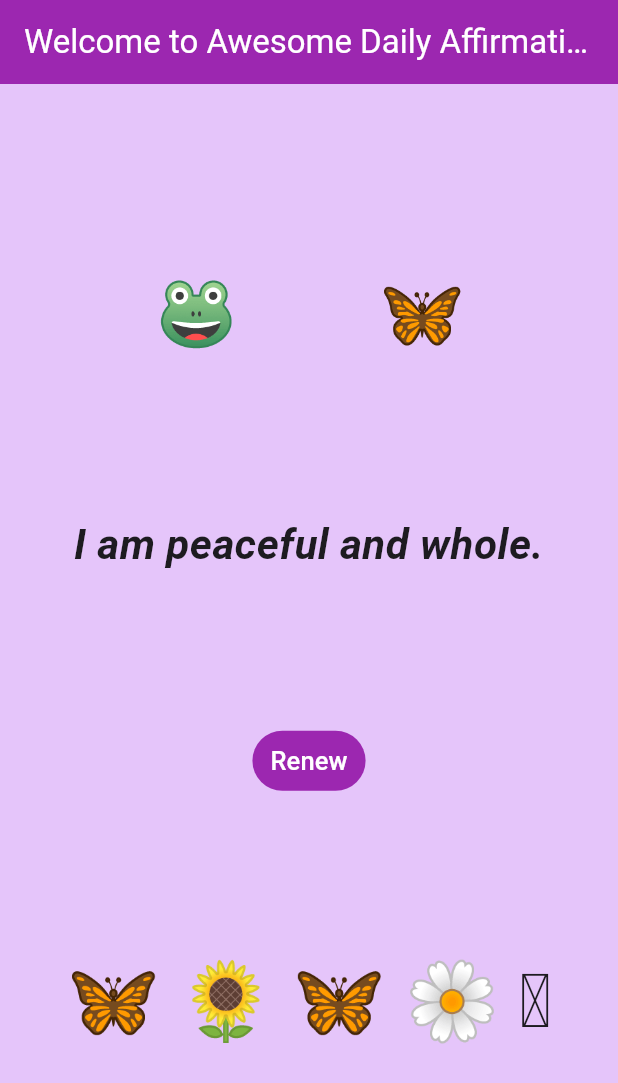
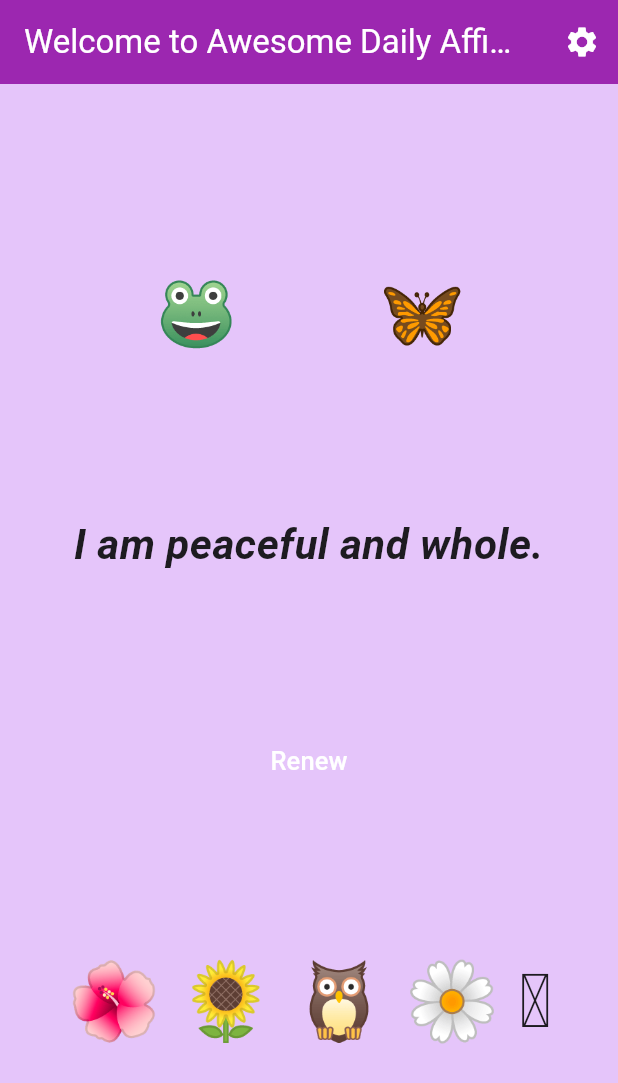
Before and after one commit to drayze/affirmation_app, a Flutter app: the screen it shows after launch, on a phone screen of 412 x 824 dp. Shown: the top 1083 px of the screen. Run offline on Flutter 3.47's test engine with Material 3 defaults, Android fonts, the phone set to English and light mode, and no system bars.

Commit message:
feat: Implement theme settings and dynamic UI updates
This commit introduces a settings feature that allows users to change the application's theme.

**Key changes:**

*   **`main.dart`:**
    *   Converted the root `Affirmations` widget from a `StatelessWidget` to a `StatefulWidget` to manage the application's theme state.
    *   The `CheckIn` widget now receives the current theme settings and a function to update them.

*   **`lib/Screens/check_in.dart`:**
    *   Added a settings icon to the `AppBar` which opens a dialog.
    *   The dialog presents a list of preset themes (`Loved`, `Darkness`, `Kindness`, `Inspired`).
    *   The `AppBar` color, background color, and decorative emoji rows now update dynamically based on the selected `Settings` preset.
    *   Hardcoded colors and emojis have been replaced with properties from the `currentSettings` object.

```diff
--- a/lib/Screens/check_in.dart
+++ b/lib/Screens/check_in.dart
@@ -1,11 +1,19 @@
 import 'package:flutter/material.dart';
 import 'package:second_try/gears/affirmationProvider.dart';
+import 'package:second_try/brain/settings.dart';
 
 AffirmationProvider affirmationProvider =
     AffirmationProvider.withDefaultAffirmations();
 
 class CheckIn extends StatefulWidget {
-  const CheckIn({super.key});
+  final Settings currentSettings;
+  final void Function(Settings) updateSettings;
+
+  const CheckIn({
+    super.key,
+    required this.currentSettings,
+    required this.updateSettings,
+  });
 
   @override
   CheckInState createState() => CheckInState();
@@ -28,15 +36,67 @@ class CheckInState extends State<CheckIn> {
     });
   }
 
+  void _updateSettings(Settings newSettings) {
+    showDialog(
+      context: context,
+      builder: (BuildContext context) {
+        return AlertDialog(
+          title: Text('Change Settings'),
+          content: Column(
+            mainAxisAlignment: MainAxisAlignment.center,
+            children: [
+              ListTile(
+                title: Text('Loved'),
+                onTap: () {
+                  widget.updateSettings(Settings.loved);
+                  Navigator.pop(context);
+                },
+              ),
+              ListTile(
+                title: Text('Darkness'),
+                onTap: () {
+                  widget.updateSettings(Settings.darkness);
+                  Navigator.pop(context);
+                },
+              ),
+              ListTile(
+                title: Text('Kindness'),
+                onTap: () {
+                  widget.updateSettings(Settings.kindness);
+                  Navigator.pop(context);
+                },
+              ),
+              ListTile(
+                title: Text('Inspired'),
+                onTap: () {
+                  widget.updateSettings(Settings.inspired);
+                  Navigator.pop(context);
+                },
+              ),
+            ],
+          ),
+        );
+      },
+    );
+  }
+
   @override
   Widget build(BuildContext context) {
     return Scaffold(
-      backgroundColor: Color.fromRGBO(229, 197, 250, 1.0),
+      backgroundColor: widget.currentSettings.backgroundColor,
       appBar: AppBar(
         foregroundColor: Colors.white,
         centerTitle: true,
         title: const Text('Welcome to Awesome Daily Affirmations'),
-        backgroundColor: Colors.purple,
+        backgroundColor: widget.currentSettings.appBarColor,
+        actions: [
+          IconButton(
+            icon: const Icon(Icons.settings),
+            onPressed: () {
+              _updateSettings(widget.currentSettings);
+            },
+          ),
+        ],
       ),
       body: Center(
         child: Padding(
@@ -45,7 +105,10 @@ class CheckInState extends State<CheckIn> {
             mainAxisAlignment: MainAxisAlignment.spaceEvenly,
             crossAxisAlignment: CrossAxisAlignment.center,
             children: [
-              const Text(style: TextStyle(fontSize: 46.0), '🐸        🦋'),
+              Text(
+                widget.currentSettings.topRow,
+                style: const TextStyle(fontSize: 46.0),
+              ),
               Text(
                 currentAffirmation,
                 textAlign: TextAlign.center,
@@ -59,12 +122,15 @@ class CheckInState extends State<CheckIn> {
               TextButton(
                 onPressed: _updateAffirmation,
                 style: TextButton.styleFrom(
-                  backgroundColor: Colors.purple,
+                  backgroundColor: widget.currentSettings.backgroundColor,
                   foregroundColor: Colors.white,
                 ),
                 child: Text("Renew", style: TextStyle(fontSize: 17.0)),
               ),
-              const Text(style: TextStyle(fontSize: 50.0), '🦋 🌻 🦋 🌼 🪻'),
+              Text(
+                widget.currentSettings.bottomRow,
+                style: const TextStyle(fontSize: 50.0),
+              ),
             ],
           ),
         ),
--- a/lib/main.dart
+++ b/lib/main.dart
@@ -1,19 +1,37 @@
 import 'package:flutter/material.dart';
 import 'package:second_try/Screens/check_in.dart';
+import 'package:second_try/brain/settings.dart';
 
 void main() {
   runApp(const Affirmations());
 }
 
-class Affirmations extends StatelessWidget {
+class Affirmations extends StatefulWidget {
   const Affirmations({super.key});
+
+  @override
+  State<Affirmations> createState() => _AffirmationsState();
+}
+
+class _AffirmationsState extends State<Affirmations> {
+  Settings _currentSettings = Settings.loved;
+
+  void updateSettings(Settings newSettings) {
+    setState(() {
+      _currentSettings = newSettings;
+    });
+  }
 
   // This widget is the root of your application.
   @override
   Widget build(BuildContext context) {
     return MaterialApp(
       debugShowCheckedModeBanner: false,
-      home: const CheckIn(),
+      title: 'Affirmations',
+      home: CheckIn(
+        currentSettings: _currentSettings,
+        updateSettings: updateSettings,
+      ),
     );
   }
 }
```
